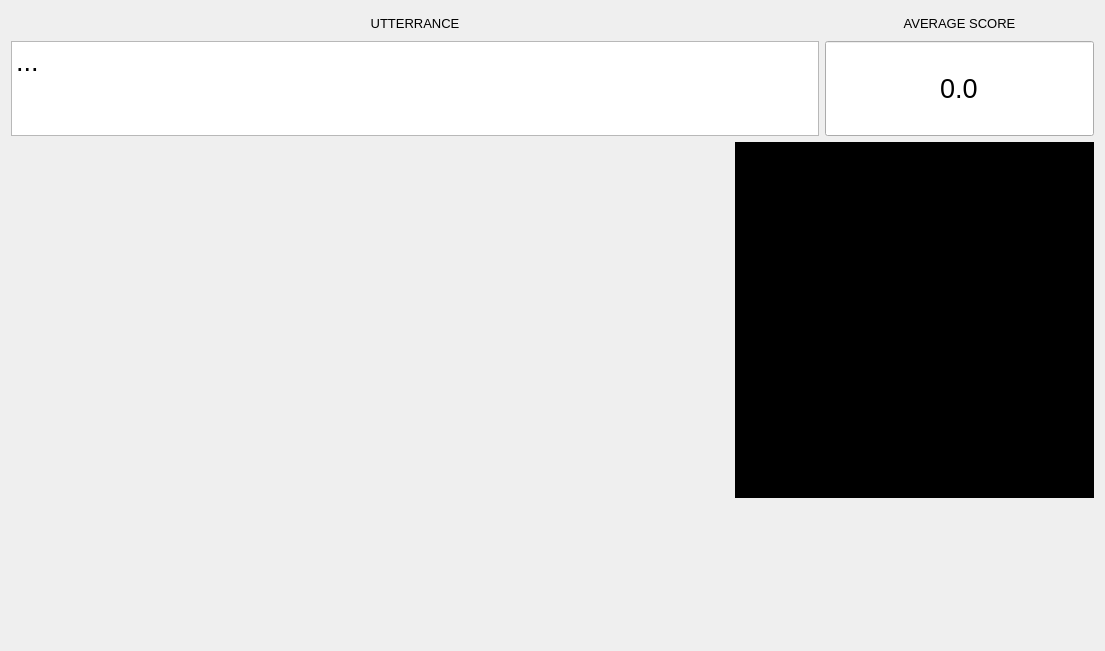
This is tts_gui_experiment/patientdialog.ui in Sebnor-Doc/Collect_Data as Qt 5 draws it before an edit. The edited form follows.
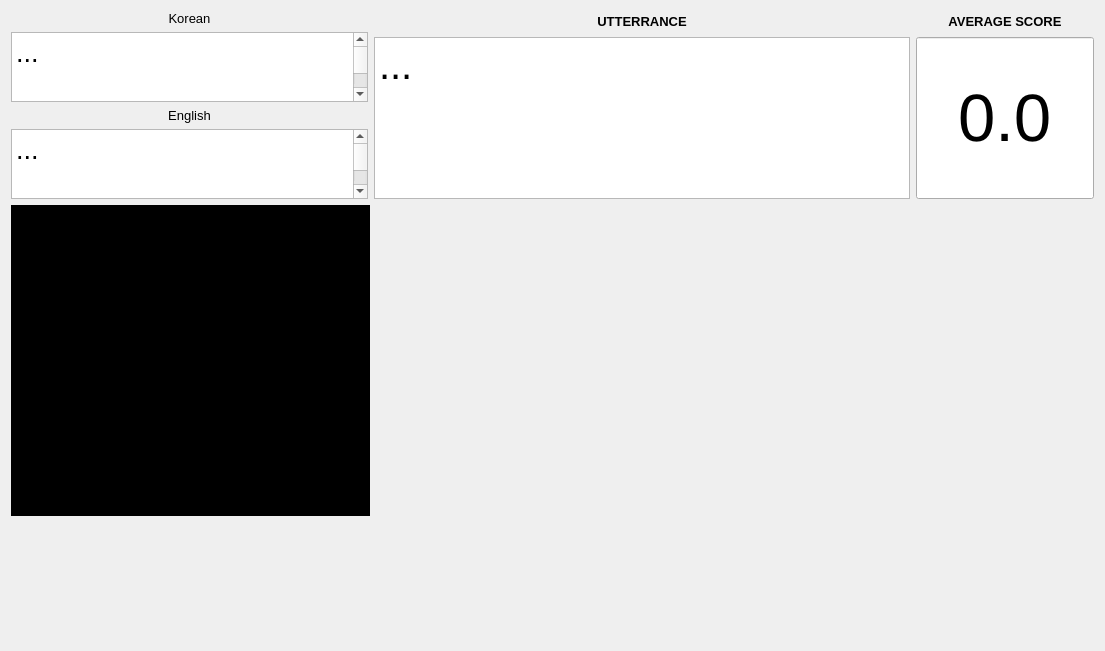
This is the edited form. Custom widgets are drawn as their Qt base class.

Commit message: Split utterances in the 3 text views: utterance, korean and translation, if korean protocol Otherwise, keep all in utterance view

Patch:
```diff
--- a/tts_gui_experiment/patientdialog.ui
+++ b/tts_gui_experiment/patientdialog.ui
@@ -15,14 +15,84 @@
   </property>
   <layout class="QVBoxLayout" name="verticalLayout" stretch="1,4">
    <item>
-    <layout class="QHBoxLayout" name="top_layout" stretch="3,1">
+    <layout class="QHBoxLayout" name="top_layout" stretch="2,3,1">
      <item>
-      <layout class="QVBoxLayout" name="utter_layout" stretch="1,4">
+      <layout class="QVBoxLayout" name="utter_info_layout" stretch="1,1">
+       <item>
+        <layout class="QVBoxLayout" name="korean_layout" stretch="1,2">
+         <item>
+          <widget class="QLabel" name="koreanLabel">
+           <property name="font">
+            <font>
+             <pointsize>10</pointsize>
+            </font>
+           </property>
+           <property name="text">
+            <string>Korean</string>
+           </property>
+           <property name="alignment">
+            <set>Qt::AlignCenter</set>
+           </property>
+          </widget>
+         </item>
+         <item>
+          <widget class="QPlainTextEdit" name="koreanEdit">
+           <property name="font">
+            <font>
+             <pointsize>20</pointsize>
+            </font>
+           </property>
+           <property name="plainText">
+            <string>...
+</string>
+           </property>
+          </widget>
+         </item>
+        </layout>
+       </item>
+       <item>
+        <layout class="QVBoxLayout" name="english_layout" stretch="1,2">
+         <item>
+          <widget class="QLabel" name="englishLabel">
+           <property name="font">
+            <font>
+             <pointsize>10</pointsize>
+            </font>
+           </property>
+           <property name="text">
+            <string>English</string>
+           </property>
+           <property name="alignment">
+            <set>Qt::AlignCenter</set>
+           </property>
+          </widget>
+         </item>
+         <item>
+          <widget class="QPlainTextEdit" name="englishEdit">
+           <property name="font">
+            <font>
+             <pointsize>20</pointsize>
+            </font>
+           </property>
+           <property name="plainText">
+            <string>...
+</string>
+           </property>
+          </widget>
+         </item>
+        </layout>
+       </item>
+      </layout>
+     </item>
+     <item>
+      <layout class="QVBoxLayout" name="utter_layout" stretch="1,8">
        <item>
         <widget class="QLabel" name="utterLabel">
          <property name="font">
           <font>
            <pointsize>10</pointsize>
+           <weight>75</weight>
+           <bold>true</bold>
           </font>
          </property>
          <property name="text">
@@ -37,7 +107,7 @@
         <widget class="QPlainTextEdit" name="utterEdit">
          <property name="font">
           <font>
-           <pointsize>20</pointsize>
+           <pointsize>30</pointsize>
           </font>
          </property>
          <property name="plainText">
@@ -49,12 +119,14 @@
       </layout>
      </item>
      <item>
-      <layout class="QVBoxLayout" name="avg_score_layout" stretch="1,4">
+      <layout class="QVBoxLayout" name="avg_score_layout" stretch="1,8">
        <item>
         <widget class="QLabel" name="avgScoreLabel">
          <property name="font">
           <font>
            <pointsize>10</pointsize>
+           <weight>75</weight>
+           <bold>true</bold>
           </font>
          </property>
          <property name="text">
@@ -75,7 +147,7 @@
          </property>
          <property name="font">
           <font>
-           <pointsize>20</pointsize>
+           <pointsize>50</pointsize>
           </font>
          </property>
          <property name="text">
@@ -91,24 +163,9 @@
     </layout>
    </item>
    <item>
-    <layout class="QHBoxLayout" name="bottom_layout" stretch="2,1">
+    <layout class="QHBoxLayout" name="bottom_layout" stretch="2">
      <item>
-      <layout class="QHBoxLayout" name="score_plot_layout" stretch="0">
-       <item>
-        <widget class="QCustomPlot" name="scorePlot" native="true">
-         <property name="sizePolicy">
-          <sizepolicy hsizetype="Expanding" vsizetype="Expanding">
-           <horstretch>0</horstretch>
-           <verstretch>0</verstretch>
-          </sizepolicy>
-         </property>
-         <property name="autoFillBackground">
-          <bool>true</bool>
-         </property>
-        </widget>
-       </item>
-      </layout>
-     </item>
+      <layout class="QHBoxLayout" name="score_plot_layout" stretch="1,2">
      <item>
       <layout class="QVBoxLayout" name="video_layout" stretch="5,2">
        <property name="sizeConstraint">
@@ -145,6 +202,21 @@
           </size>
          </property>
         </spacer>
+         </item>
+        </layout>
+       </item>
+       <item>
+        <widget class="QCustomPlot" name="scorePlot" native="true">
+         <property name="sizePolicy">
+          <sizepolicy hsizetype="Expanding" vsizetype="Expanding">
+           <horstretch>0</horstretch>
+           <verstretch>0</verstretch>
+          </sizepolicy>
+         </property>
+         <property name="autoFillBackground">
+          <bool>true</bool>
+         </property>
+        </widget>
        </item>
       </layout>
      </item>
```
Lines whose indentation alone changed are shown as unchanged. The commit also changes 2 other files.
